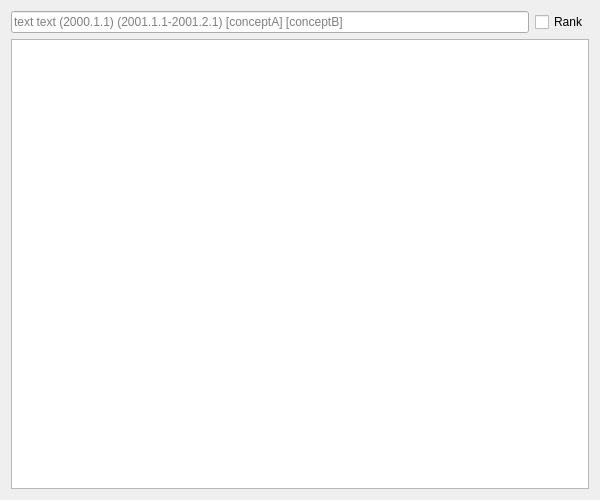
Old version of the form module/Ui_DiarySearch.ui in the repository Holence/DongliTeahouseStudio2.
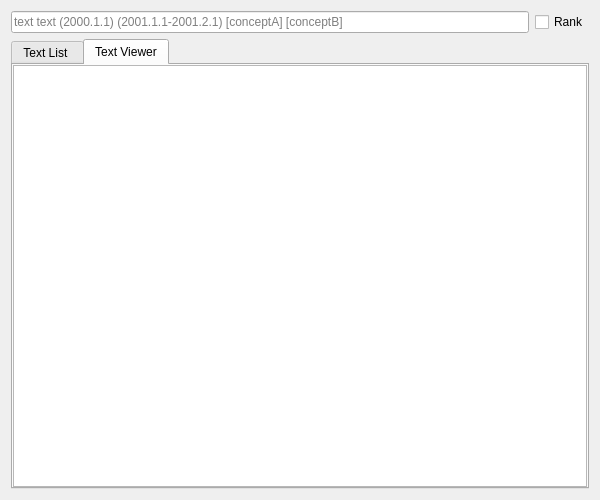
New version of the form. The open tabs and pages were chosen to show the change. Custom widgets are drawn as their Qt base class.

Commit message: - Ui improved - Added a textviewer in diary search

Patch:
```diff
--- a/module/Ui_DiarySearch.ui
+++ b/module/Ui_DiarySearch.ui
@@ -39,7 +39,74 @@
     </layout>
    </item>
    <item>
-    <widget class="TextList" name="listWidget"/>
+    <widget class="QTabWidget" name="tabWidget">
+     <property name="sizePolicy">
+      <sizepolicy hsizetype="Expanding" vsizetype="MinimumExpanding">
+       <horstretch>0</horstretch>
+       <verstretch>0</verstretch>
+      </sizepolicy>
+     </property>
+     <property name="tabPosition">
+      <enum>QTabWidget::North</enum>
+     </property>
+     <property name="currentIndex">
+      <number>0</number>
+     </property>
+     <widget class="QWidget" name="tab_textlist">
+      <attribute name="title">
+       <string>Text List </string>
+      </attribute>
+      <layout class="QHBoxLayout" name="horizontalLayout_5">
+       <property name="spacing">
+        <number>0</number>
+       </property>
+       <property name="leftMargin">
+        <number>0</number>
+       </property>
+       <property name="topMargin">
+        <number>0</number>
+       </property>
+       <property name="rightMargin">
+        <number>0</number>
+       </property>
+       <property name="bottomMargin">
+        <number>0</number>
+       </property>
+       <item>
+        <widget class="TextList" name="textList"/>
+       </item>
+      </layout>
+     </widget>
+     <widget class="QWidget" name="tab_textviewer">
+      <attribute name="title">
+       <string>Text Viewer</string>
+      </attribute>
+      <layout class="QHBoxLayout" name="horizontalLayout_3">
+       <property name="spacing">
+        <number>0</number>
+       </property>
+       <property name="leftMargin">
+        <number>0</number>
+       </property>
+       <property name="topMargin">
+        <number>0</number>
+       </property>
+       <property name="rightMargin">
+        <number>0</number>
+       </property>
+       <property name="bottomMargin">
+        <number>0</number>
+       </property>
+       <item>
+        <widget class="MarkdownViewer" name="textViewer">
+         <property name="openExternalLinks">
+          <bool>true</bool>
+         </property>
+        </widget>
+       </item>
+      </layout>
+     </widget>
+    </widget>
    </item>
   </layout>
  </widget>
@@ -49,6 +116,11 @@
    <extends>QListWidget</extends>
    <header>widget</header>
   </customwidget>
+  <customwidget>
+   <class>MarkdownViewer</class>
+   <extends>QTextBrowser</extends>
+   <header>DTWidget</header>
+  </customwidget>
  </customwidgets>
  <resources/>
  <connections/>
```
The commit also changes 22 other files.
